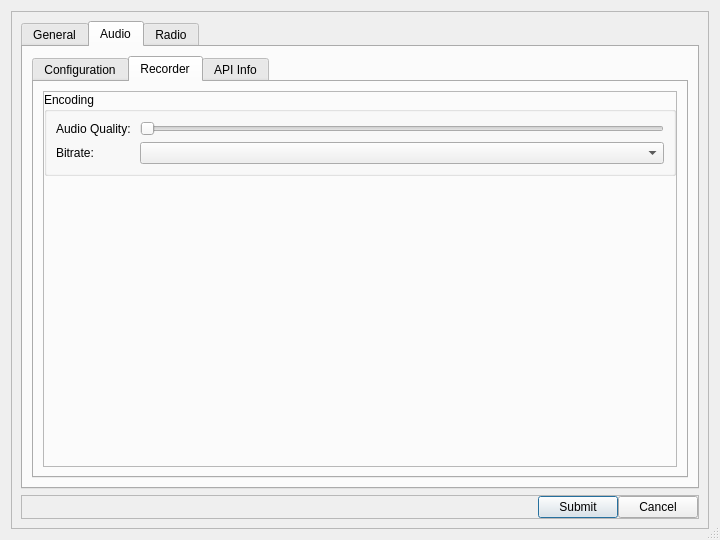
Before: the Qt Designer form src/ui/dialogsettings.ui in GekkoFyre/small-world-deluxe, drawn with Qt 5.
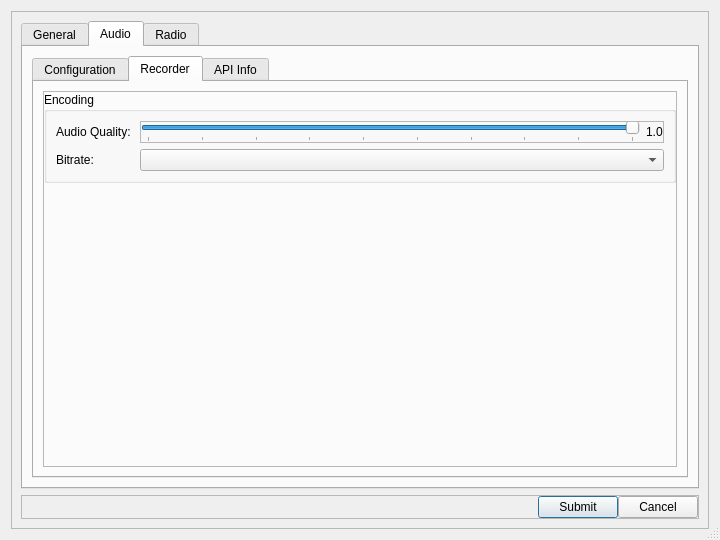
After: the same form once the commit is applied. The open tabs and pages were chosen to show the change.

Commit message: * Heavily modified some of the File I/O code and made many improvements in how error handling is done, while adding a number of QFileDialogs within the Settings Dialog as a start.

Patch:
```diff
--- a/src/ui/dialogsettings.ui
+++ b/src/ui/dialogsettings.ui
@@ -894,13 +894,6 @@
                          </property>
                         </widget>
                        </item>
-                       <item row="0" column="1">
-                        <widget class="QSlider" name="horizontalSlider_encoding_audio_quality">
-                         <property name="orientation">
-                          <enum>Qt::Horizontal</enum>
-                         </property>
-                        </widget>
-                       </item>
                        <item row="1" column="0">
                         <widget class="QLabel" name="label_encoding_audio_bitrate">
                          <property name="text">
@@ -911,6 +904,62 @@
                        <item row="1" column="1">
                         <widget class="QComboBox" name="comboBox_encoding_audio_bitrate"/>
                        </item>
+                       <item row="0" column="1">
+                        <widget class="QFrame" name="frame_encoding_audio_quality">
+                         <property name="frameShape">
+                          <enum>QFrame::StyledPanel</enum>
+                         </property>
+                         <property name="frameShadow">
+                          <enum>QFrame::Raised</enum>
+                         </property>
+                         <layout class="QHBoxLayout" name="horizontalLayout_14">
+                          <property name="leftMargin">
+                           <number>0</number>
+                          </property>
+                          <property name="topMargin">
+                           <number>0</number>
+                          </property>
+                          <property name="rightMargin">
+                           <number>0</number>
+                          </property>
+                          <property name="bottomMargin">
+                           <number>0</number>
+                          </property>
+                          <item>
+                           <widget class="QSlider" name="horizontalSlider_encoding_audio_quality">
+                            <property name="minimum">
+                             <number>1</number>
+                            </property>
+                            <property name="maximum">
+                             <number>10</number>
+                            </property>
+                            <property name="pageStep">
+                             <number>2</number>
+                            </property>
+                            <property name="value">
+                             <number>10</number>
+                            </property>
+                            <property name="orientation">
+                             <enum>Qt::Horizontal</enum>
+                            </property>
+                            <property name="tickPosition">
+                             <enum>QSlider::TicksBelow</enum>
+                            </property>
+                            <property name="tickInterval">
+                             <number>1</number>
+                            </property>
+                           </widget>
+                          </item>
+                          <item>
+                           <widget class="QLabel" name="label_encoding_audio_quality_value">
+                            <property name="text">
+                             <string>1.0</string>
+                            </property>
+                           </widget>
+                          </item>
+                         </layout>
+                        </widget>
+                       </item>
                       </layout>
                      </widget>
                     </item>
```
The commit also changes 3 other files.
